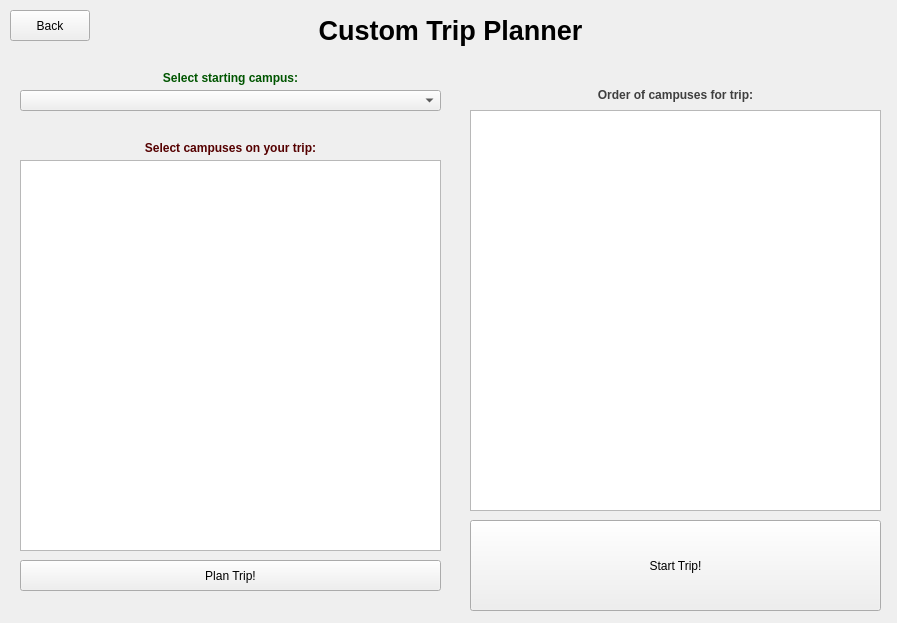
Before: the Qt Designer form pathcustom.ui in Rthiskidw/Project1-CollegeTouring, drawn with Qt 5.
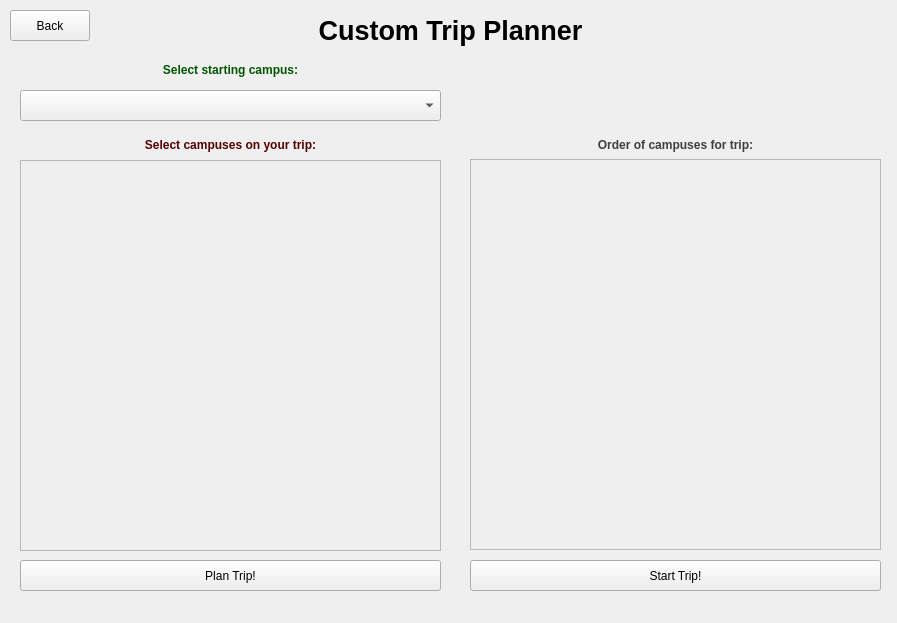
After: the same form once the commit is applied.

```diff
--- a/pathcustom.ui
+++ b/pathcustom.ui
@@ -17,26 +17,16 @@
    <property name="geometry">
     <rect>
      <x>20</x>
-     <y>70</y>
+     <y>55</y>
      <width>421</width>
-     <height>16</height>
+     <height>31</height>
     </rect>
    </property>
    <property name="text">
     <string>&lt;html&gt;&lt;head/&gt;&lt;body&gt;&lt;p align=&quot;center&quot;&gt;&lt;span style=&quot; font-weight:600; color:#005500;&quot;&gt;Select starting campus:&lt;/span&gt;&lt;/p&gt;&lt;/body&gt;&lt;/html&gt;</string>
    </property>
   </widget>
-  <widget class="QListView" name="listView">
-   <property name="geometry">
-    <rect>
-     <x>470</x>
-     <y>110</y>
-     <width>411</width>
-     <height>401</height>
-    </rect>
-   </property>
-  </widget>
-  <widget class="QPushButton" name="pushButton">
+  <widget class="QPushButton" name="planTrip_button">
    <property name="geometry">
     <rect>
      <x>20</x>
@@ -53,9 +43,9 @@
    <property name="geometry">
     <rect>
      <x>470</x>
-     <y>520</y>
+     <y>560</y>
      <width>411</width>
-     <height>91</height>
+     <height>31</height>
     </rect>
    </property>
    <property name="text">
@@ -68,7 +58,7 @@
      <x>20</x>
      <y>90</y>
      <width>421</width>
-     <height>21</height>
+     <height>31</height>
     </rect>
    </property>
   </widget>
@@ -109,9 +99,9 @@
    <property name="geometry">
     <rect>
      <x>20</x>
-     <y>140</y>
+     <y>135</y>
      <width>421</width>
-     <height>16</height>
+     <height>21</height>
     </rect>
    </property>
    <property name="text">
@@ -122,7 +112,7 @@
    <property name="geometry">
     <rect>
      <x>470</x>
-     <y>80</y>
+     <y>130</y>
      <width>411</width>
      <height>31</height>
     </rect>
@@ -144,6 +134,52 @@
     <string>Back</string>
    </property>
   </widget>
+  <widget class="QScrollArea" name="scrollArea_selectColleges">
+   <property name="geometry">
+    <rect>
+     <x>20</x>
+     <y>160</y>
+     <width>421</width>
+     <height>391</height>
+    </rect>
+   </property>
+   <property name="widgetResizable">
+    <bool>true</bool>
+   </property>
+   <widget class="QWidget" name="scrollAreaWidgetContents">
+    <property name="geometry">
+     <rect>
+      <x>0</x>
+      <y>0</y>
+      <width>419</width>
+      <height>389</height>
+     </rect>
+    </property>
+   </widget>
+  </widget>
+  <widget class="QScrollArea" name="scrollArea_displayTrip">
+   <property name="geometry">
+    <rect>
+     <x>470</x>
+     <y>159</y>
+     <width>411</width>
+     <height>391</height>
+    </rect>
+   </property>
+   <property name="widgetResizable">
+    <bool>true</bool>
+   </property>
+   <widget class="QWidget" name="scrollAreaWidgetContents_2">
+    <property name="geometry">
+     <rect>
+      <x>0</x>
+      <y>0</y>
+      <width>409</width>
+      <height>389</height>
+     </rect>
+    </property>
+   </widget>
+  </widget>
  </widget>
  <resources/>
  <connections/>
```
Left out of the diff: 12 changed lines with no effect on the pictures.
